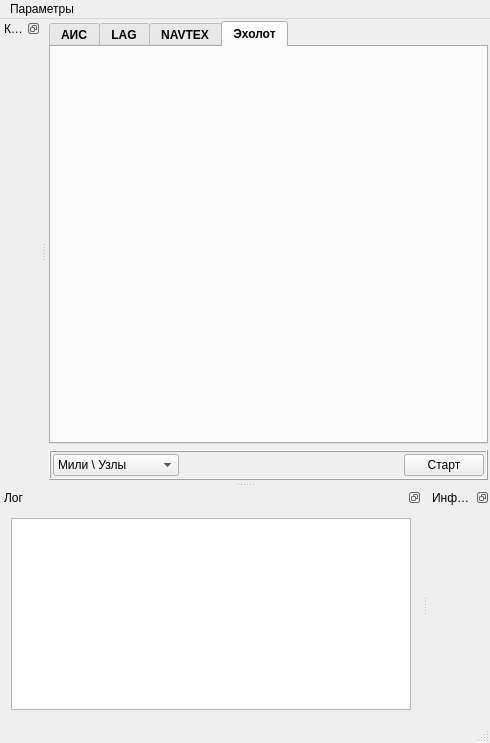
The window that Emulator/mainwindow.ui (breton75/R-Card) describes before a commit, drawn with Qt 5.
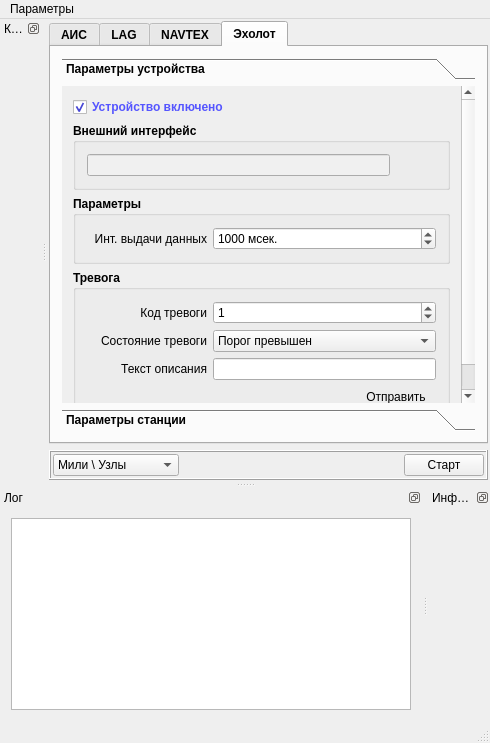
The same window after the commit. The open tabs and pages were chosen to show the change. Icons and pictures are not drawn.

Diff of the .ui file:
```diff
--- a/Emulator/mainwindow.ui
+++ b/Emulator/mainwindow.ui
@@ -1681,6 +1681,541 @@
        <attribute name="title">
         <string>Эхолот</string>
        </attribute>
+       <layout class="QVBoxLayout" name="verticalLayout">
+        <item>
+         <widget class="QToolBox" name="toolBox_4">
+          <property name="currentIndex">
+           <number>1</number>
+          </property>
+          <widget class="QWidget" name="page_4">
+           <property name="geometry">
+            <rect>
+             <x>0</x>
+             <y>0</y>
+             <width>401</width>
+             <height>450</height>
+            </rect>
+           </property>
+           <attribute name="label">
+            <string>Параметры устройства</string>
+           </attribute>
+           <layout class="QVBoxLayout" name="verticalLayout_20">
+            <item>
+             <widget class="QCheckBox" name="checkECHOEnabled">
+              <property name="minimumSize">
+               <size>
+                <width>0</width>
+                <height>20</height>
+               </size>
+              </property>
+              <property name="font">
+               <font>
+                <weight>75</weight>
+                <bold>true</bold>
+               </font>
+              </property>
+              <property name="styleSheet">
+               <string notr="true">color: rgb(85, 85, 255);</string>
+              </property>
+              <property name="text">
+               <string>Устройство включено</string>
+              </property>
+              <property name="checked">
+               <bool>true</bool>
+              </property>
+             </widget>
+            </item>
+            <item>
+             <widget class="QGroupBox" name="gbInterfaceAIS_5">
+              <property name="font">
+               <font>
+                <weight>75</weight>
+                <bold>true</bold>
+               </font>
+              </property>
+              <property name="title">
+               <string>Внешний интерфейс</string>
+              </property>
+              <layout class="QHBoxLayout" name="horizontalLayout_19">
+               <item>
+                <widget class="QLineEdit" name="editECHOSerialInterface">
+                 <property name="sizePolicy">
+                  <sizepolicy hsizetype="Expanding" vsizetype="Minimum">
+                   <horstretch>0</horstretch>
+                   <verstretch>0</verstretch>
+                  </sizepolicy>
+                 </property>
+                 <property name="font">
+                  <font>
+                   <weight>50</weight>
+                   <bold>false</bold>
+                  </font>
+                 </property>
+                 <property name="styleSheet">
+                  <string notr="true">background-color: rgb(240, 240, 240);
+color: rgb(0, 0, 127);</string>
+                 </property>
+                 <property name="readOnly">
+                  <bool>true</bool>
+                 </property>
+                </widget>
+               </item>
+               <item>
+                <widget class="QPushButton" name="bnECHOEditSerialParams">
+                 <property name="sizePolicy">
+                  <sizepolicy hsizetype="Fixed" vsizetype="Fixed">
+                   <horstretch>0</horstretch>
+                   <verstretch>0</verstretch>
+                  </sizepolicy>
+                 </property>
+                 <property name="text">
+                  <string/>
+                 </property>
+                 <property name="icon">
+                  <iconset resource="res.qrc">
+                   <normaloff>:/buttons/Icons/Gears.ico</normaloff>:/buttons/Icons/Gears.ico</iconset>
+                 </property>
+                 <property name="flat">
+                  <bool>true</bool>
+                 </property>
+                </widget>
+               </item>
+              </layout>
+             </widget>
+            </item>
+            <item>
+             <widget class="QGroupBox" name="gbAutomaticUploadData_3">
+              <property name="font">
+               <font>
+                <weight>75</weight>
+                <bold>true</bold>
+               </font>
+              </property>
+              <property name="title">
+               <string>Параметры</string>
+              </property>
+              <property name="flat">
+               <bool>false</bool>
+              </property>
+              <layout class="QVBoxLayout" name="verticalLayout_21">
+               <item>
+                <layout class="QHBoxLayout" name="horizontalLayout_31">
+                 <item>
+                  <widget class="QLabel" name="label_28">
+                   <property name="minimumSize">
+                    <size>
+                     <width>120</width>
+                     <height>0</height>
+                    </size>
+                   </property>
+                   <property name="maximumSize">
+                    <size>
+                     <width>60</width>
+                     <height>16777215</height>
+                    </size>
+                   </property>
+                   <property name="font">
+                    <font>
+                     <weight>50</weight>
+                     <bold>false</bold>
+                    </font>
+                   </property>
+                   <property name="text">
+                    <string>Инт. выдачи данных</string>
+                   </property>
+                   <property name="alignment">
+                    <set>Qt::AlignRight|Qt::AlignTrailing|Qt::AlignVCenter</set>
+                   </property>
+                  </widget>
+                 </item>
+                 <item>
+                  <widget class="QSpinBox" name="spinECHOUploadInterval">
+                   <property name="sizePolicy">
+                    <sizepolicy hsizetype="Preferred" vsizetype="Fixed">
+                     <horstretch>0</horstretch>
+                     <verstretch>0</verstretch>
+                    </sizepolicy>
+                   </property>
+                   <property name="font">
+                    <font>
+                     <weight>50</weight>
+                     <bold>false</bold>
+                    </font>
+                   </property>
+                   <property name="suffix">
+                    <string> мсек.</string>
+                   </property>
+                   <property name="maximum">
+                    <number>10000</number>
+                   </property>
+                   <property name="value">
+                    <number>1000</number>
+                   </property>
+                  </widget>
+                 </item>
+                </layout>
+               </item>
+              </layout>
+             </widget>
+            </item>
+            <item>
+             <widget class="QGroupBox" name="groupBox_4">
+              <property name="font">
+               <font>
+                <weight>75</weight>
+                <bold>true</bold>
+               </font>
+              </property>
+              <property name="title">
+               <string>Тревога</string>
+              </property>
+              <layout class="QVBoxLayout" name="verticalLayout_11">
+               <item>
+                <layout class="QHBoxLayout" name="horizontalLayout_21">
+                 <item>
+                  <widget class="QLabel" name="label_17">
+                   <property name="minimumSize">
+                    <size>
+                     <width>120</width>
+                     <height>0</height>
+                    </size>
+                   </property>
+                   <property name="maximumSize">
+                    <size>
+                     <width>60</width>
+                     <height>16777215</height>
+                    </size>
+                   </property>
+                   <property name="font">
+                    <font>
+                     <weight>50</weight>
+                     <bold>false</bold>
+                    </font>
+                   </property>
+                   <property name="text">
+                    <string>Код тревоги</string>
+                   </property>
+                   <property name="alignment">
+                    <set>Qt::AlignRight|Qt::AlignTrailing|Qt::AlignVCenter</set>
+                   </property>
+                  </widget>
+                 </item>
+                 <item>
+                  <widget class="QSpinBox" name="spinECHOAlarmId">
+                   <property name="sizePolicy">
+                    <sizepolicy hsizetype="Preferred" vsizetype="Fixed">
+                     <horstretch>0</horstretch>
+                     <verstretch>0</verstretch>
+                    </sizepolicy>
+                   </property>
+                   <property name="font">
+                    <font>
+                     <weight>50</weight>
+                     <bold>false</bold>
+                    </font>
+                   </property>
+                   <property name="suffix">
+                    <string/>
+                   </property>
+                   <property name="maximum">
+                    <number>10000</number>
+                   </property>
+                   <property name="value">
+                    <number>1</number>
+                   </property>
+                  </widget>
+                 </item>
+                </layout>
+               </item>
+               <item>
+                <layout class="QHBoxLayout" name="horizontalLayout_32">
+                 <item>
+                  <widget class="QLabel" name="label_18">
+                   <property name="minimumSize">
+                    <size>
+                     <width>120</width>
+                     <height>0</height>
+                    </size>
+                   </property>
+                   <property name="maximumSize">
+                    <size>
+                     <width>60</width>
+                     <height>16777215</height>
+                    </size>
+                   </property>
+                   <property name="font">
+                    <font>
+                     <weight>50</weight>
+                     <bold>false</bold>
+                    </font>
+                   </property>
+                   <property name="text">
+                    <string>Состояние тревоги</string>
+                   </property>
+                   <property name="alignment">
+                    <set>Qt::AlignRight|Qt::AlignTrailing|Qt::AlignVCenter</set>
+                   </property>
+                  </widget>
+                 </item>
+                 <item>
+                  <widget class="QComboBox" name="cbNECHOAlarmState">
+                   <property name="sizePolicy">
+                    <sizepolicy hsizetype="Preferred" vsizetype="Fixed">
+                     <horstretch>0</horstretch>
+                     <verstretch>0</verstretch>
+                    </sizepolicy>
+                   </property>
+                   <property name="font">
+                    <font>
+                     <weight>50</weight>
+                     <bold>false</bold>
+                    </font>
+                   </property>
+                   <item>
+                    <property name="text">
+                     <string>Порог превышен</string>
+                    </property>
+                   </item>
+                   <item>
+                    <property name="text">
+                     <string>Порог не превышен</string>
+                    </property>
+                   </item>
+                  </widget>
+                 </item>
+                </layout>
+               </item>
+               <item>
+                <layout class="QHBoxLayout" name="horizontalLayout_33">
+                 <item>
+                  <widget class="QLabel" name="label_19">
+                   <property name="minimumSize">
+                    <size>
+                     <width>120</width>
+                     <height>0</height>
+                    </size>
+                   </property>
+                   <property name="maximumSize">
+                    <size>
+                     <width>60</width>
+                     <height>16777215</height>
+                    </size>
+                   </property>
+                   <property name="font">
+                    <font>
+                     <weight>50</weight>
+                     <bold>false</bold>
+                    </font>
+                   </property>
+                   <property name="text">
+                    <string>Текст описания</string>
+                   </property>
+                   <property name="alignment">
+                    <set>Qt::AlignRight|Qt::AlignTrailing|Qt::AlignVCenter</set>
+                   </property>
+                  </widget>
+                 </item>
+                 <item>
+                  <widget class="QLineEdit" name="editECHOAlarmMessageText">
+                   <property name="sizePolicy">
+                    <sizepolicy hsizetype="Preferred" vsizetype="Fixed">
+                     <horstretch>0</horstretch>
+                     <verstretch>0</verstretch>
+                    </sizepolicy>
+                   </property>
+                   <property name="font">
+                    <font>
+                     <weight>50</weight>
+                     <bold>false</bold>
+                    </font>
+                   </property>
+                   <property name="readOnly">
+                    <bool>false</bool>
+                   </property>
+                  </widget>
+                 </item>
+                </layout>
+               </item>
+               <item>
+                <layout class="QHBoxLayout" name="horizontalLayout_34">
+                 <item>
+                  <spacer name="horizontalSpacer_8">
+                   <property name="orientation">
+                    <enum>Qt::Horizontal</enum>
+                   </property>
+                   <property name="sizeHint" stdset="0">
+                    <size>
+                     <width>40</width>
+                     <height>20</height>
+                    </size>
+                   </property>
+                  </spacer>
+                 </item>
+                 <item>
+                  <widget class="QPushButton" name="bnECHOAlarmSend">
+                   <property name="sizePolicy">
+                    <sizepolicy hsizetype="Preferred" vsizetype="Fixed">
+                     <horstretch>0</horstretch>
+                     <verstretch>0</verstretch>
+                    </sizepolicy>
+                   </property>
+                   <property name="font">
+                    <font>
+                     <weight>50</weight>
+                     <bold>false</bold>
+                    </font>
+                   </property>
+                   <property name="text">
+                    <string>Отправить</string>
+                   </property>
+                   <property name="icon">
+                    <iconset resource="res.qrc">
+                     <normaloff>:/alarm/Icons/bell.png</normaloff>:/alarm/Icons/bell.png</iconset>
+                   </property>
+                   <property name="flat">
+                    <bool>true</bool>
+                   </property>
+                  </widget>
+                 </item>
+                </layout>
+               </item>
+              </layout>
+             </widget>
+            </item>
+            <item>
+             <spacer name="verticalSpacer_6">
+              <property name="orientation">
+               <enum>Qt::Vertical</enum>
+              </property>
+              <property name="sizeHint" stdset="0">
+               <size>
+                <width>20</width>
+                <height>36</height>
+               </size>
+              </property>
+             </spacer>
+            </item>
+           </layout>
+          </widget>
+          <widget class="QWidget" name="pageNavtexParams_2">
+           <property name="geometry">
+            <rect>
+             <x>0</x>
+             <y>0</y>
+             <width>401</width>
+             <height>450</height>
+            </rect>
+           </property>
+           <attribute name="label">
+            <string>Параметры станции</string>
+           </attribute>
+           <layout class="QVBoxLayout" name="verticalLayout_22">
+            <item>
+             <widget class="QFrame" name="graphControlFrame_4">
+              <property name="frameShape">
+               <enum>QFrame::StyledPanel</enum>
+              </property>
+              <property name="frameShadow">
+               <enum>QFrame::Raised</enum>
+              </property>
+              <layout class="QHBoxLayout" name="horizontalLayout_35">
+               <item>
+                <widget class="QPushButton" name="bnEditNAVTEX_2">
+                 <property name="sizePolicy">
+                  <sizepolicy hsizetype="Fixed" vsizetype="Fixed">
+                   <horstretch>0</horstretch>
+                   <verstretch>0</verstretch>
+                  </sizepolicy>
+                 </property>
+                 <property name="text">
+                  <string/>
+                 </property>
+                 <property name="icon">
+                  <iconset resource="res.qrc">
+                   <normaloff>:/buttons/Icons/Pen.ico</normaloff>:/buttons/Icons/Pen.ico</iconset>
+                 </property>
+                 <property name="flat">
+                  <bool>true</bool>
+                 </property>
+                </widget>
+               </item>
+               <item>
+                <widget class="QPushButton" name="bnSetActive_3">
+                 <property name="sizePolicy">
+                  <sizepolicy hsizetype="Fixed" vsizetype="Fixed">
+                   <horstretch>0</horstretch>
+                   <verstretch>0</verstretch>
+                  </sizepolicy>
+                 </property>
+                 <property name="text">
+                  <string/>
+                 </property>
+                 <property name="icon">
+                  <iconset resource="res.qrc">
+                   <normaloff>:/buttons/Icons/Hand.ico</normaloff>:/buttons/Icons/Hand.ico</iconset>
+                 </property>
+                 <property name="flat">
+                  <bool>true</bool>
+                 </property>
+                </widget>
+               </item>
+               <item>
+                <spacer name="horizontalSpacer_9">
+                 <property name="orientation">
+                  <enum>Qt::Horizontal</enum>
+                 </property>
+                 <property name="sizeHint" stdset="0">
+                  <size>
+                   <width>129</width>
+                   <height>20</height>
+                  </size>
+                 </property>
+                </spacer>
+               </item>
+               <item>
+                <widget class="QPushButton" name="bnVesselPosition_3">
+                 <property name="sizePolicy">
+                  <sizepolicy hsizetype="Fixed" vsizetype="Fixed">
+                   <horstretch>0</horstretch>
+                   <verstretch>0</verstretch>
+                  </sizepolicy>
+                 </property>
+                 <property name="text">
+                  <string/>
+                 </property>
+                 <property name="icon">
+                  <iconset resource="res.qrc">
+                   <normaloff>:/buttons/Icons/Info2.ico</normaloff>:/buttons/Icons/Info2.ico</iconset>
+                 </property>
+                 <property name="flat">
+                  <bool>true</bool>
+                 </property>
+                </widget>
+               </item>
+              </layout>
+             </widget>
+            </item>
+            <item>
+             <widget class="QTextEdit" name="textNAVTEXParams_2">
+              <property name="font">
+               <font>
+                <weight>50</weight>
+                <bold>false</bold>
+               </font>
+              </property>
+              <property name="styleSheet">
+               <string notr="true">background-color: rgb(240, 240, 240);</string>
+              </property>
+              <property name="readOnly">
+               <bool>true</bool>
+              </property>
+             </widget>
+            </item>
+           </layout>
+          </widget>
+         </widget>
+        </item>
+       </layout>
       </widget>
      </widget>
     </item>
```
Left out of the diff: 22 changed lines with no effect on the pictures.
